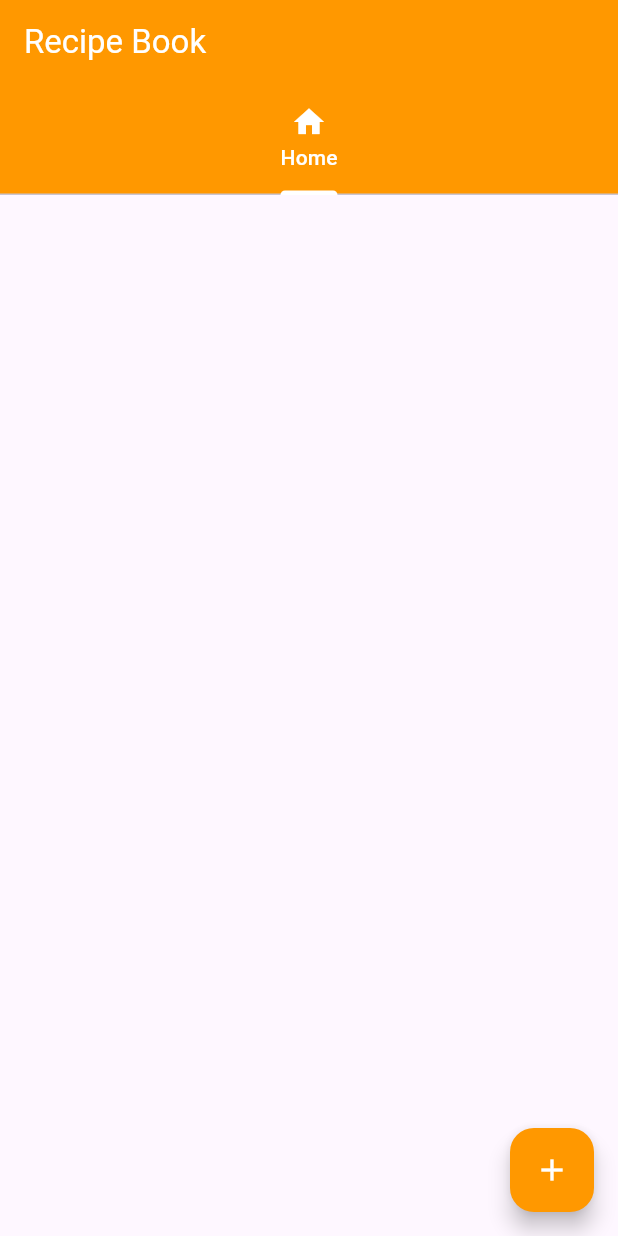
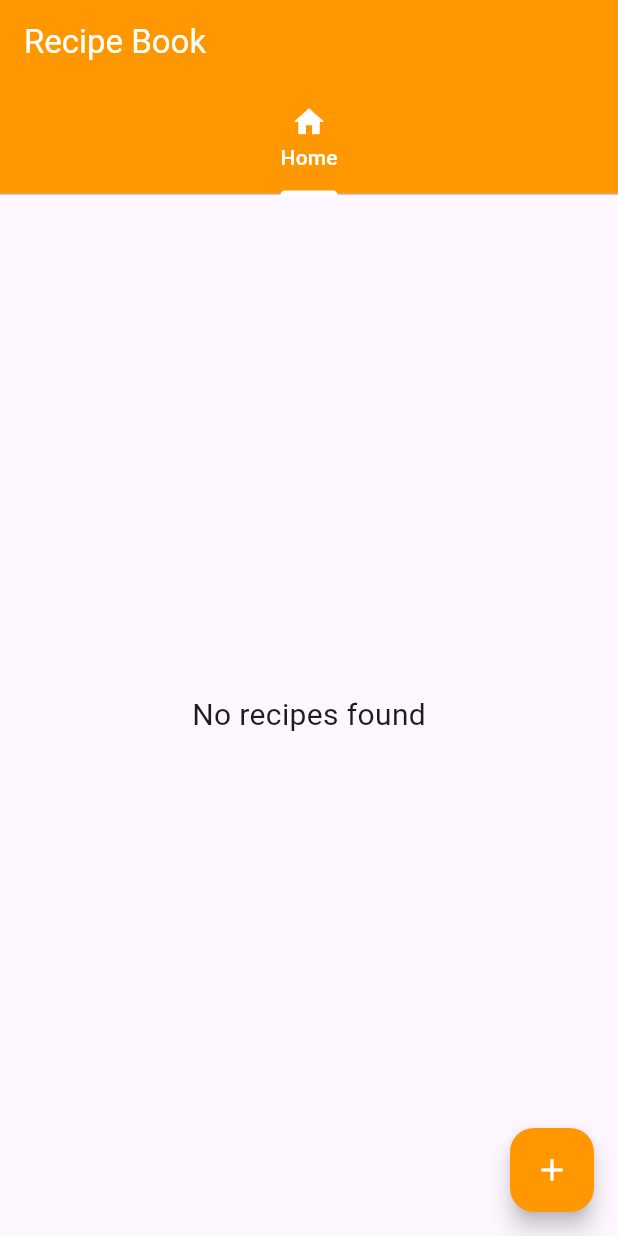
Before and after one commit to solcra/flutter, a Flutter app: the screen it shows after launch, on a phone screen of 412 x 824 dp. Run offline on Flutter 3.47's test engine with Material 3 defaults, Android fonts, the phone set to English and light mode, and no system bars; network calls fail; Roboto replaces fonts that are missing (Quicksand).

Commit message:
Providers

```diff
--- a/lib/main.dart
+++ b/lib/main.dart
@@ -1,5 +1,7 @@
 import 'package:flutter/material.dart';
+import 'package:platzi/providers/ricipes_provider.dart';
 import 'package:platzi/screens/home_screen.dart';
+import 'package:provider/provider.dart';
 
 void main() {
   runApp(const MyApp());
@@ -11,10 +13,15 @@ class MyApp extends StatelessWidget {
   // This widget is the root of your application.
   @override
   Widget build(BuildContext context) {
-    return MaterialApp(
-      debugShowCheckedModeBanner: false,
-      title: 'Recipe Book',
-      home: RecipeBook());
+    return MultiProvider(
+      providers: [
+        ChangeNotifierProvider(create: (_) => RecipesProvider()),
+      ],
+      child: MaterialApp(
+        debugShowCheckedModeBanner: false,
+        title: 'Recipe Book',
+        home: RecipeBook()),
+    );
   }
 }
 
--- /dev/null
+++ b/lib/models/ricipe_model.dart
@@ -0,0 +1,36 @@
+class Recipe{
+  String name;
+  String author;
+  String image_link;
+  List<String> recipe;
+
+  Recipe({
+    required this.name,
+    required this.author,
+    required this.image_link,
+    required this.recipe,
+  });
+
+  factory Recipe.fromJson(Map<String, dynamic> json) {
+    return Recipe(
+      name: json['name'],
+      author: json['author'],
+      image_link: json['image_link'],
+      recipe: List<String>.from(json['recipe']),
+    );
+  }
+
+  Map<String, dynamic> toJson() {
+    return {
+      'name': name,
+      'author': author,
+      'image_link': image_link,
+      'recipe': recipe,
+    };
+  }
+
+  @override
+  String toString() {
+    return 'Recipe{name: $name, author: $author, image_link: $image_link, recipe: $recipe}';
+  }
+}
--- /dev/null
+++ b/lib/providers/ricipes_provider.dart
@@ -0,0 +1,33 @@
+import 'dart:convert';
+
+import 'package:flutter/material.dart';
+import 'package:platzi/models/ricipe_model.dart';
+import 'package:http/http.dart' as http;
+
+class RecipesProvider extends ChangeNotifier {
+  bool isLoading = false;
+  List<Recipe> recipes = [];
+  Future<void> fetchRecipes() async {
+    isLoading = true;
+    notifyListeners();
+
+    // Android 10.0.2.2
+    final url = Uri.parse('http://10.0.2.2:3001/recipes');
+    try {
+      final response = await http.get(url);
+      if (response.statusCode == 200) {
+        final data = json.decode(response.body);
+        recipes = List<Recipe>.from(data['recipes'].map((item) => Recipe.fromJson(item)));
+      } else{
+        print('Error fetching recipes: ${response.statusCode}');
+        recipes = [];
+      }
+    } catch (e) {
+      print('Error fetching recipes: $e');
+      recipes = [];
+    } finally {
+      isLoading = false;
+      notifyListeners();
+    }
+  }
+}
--- a/lib/screens/home_screen.dart
+++ b/lib/screens/home_screen.dart
@@ -1,38 +1,40 @@
 import 'dart:convert';
 
 import 'package:flutter/material.dart';
+import 'package:platzi/providers/ricipes_provider.dart';
 import 'package:platzi/screens/recipe_detail.dart';
-import 'package:http/http.dart' as http;
+import 'package:provider/provider.dart';
+
 
 class HomeScreen extends StatelessWidget {
   const HomeScreen({super.key});
 
-  Future<List<dynamic>> fetchRecipes() async {
-    // Android 10.0.2.2
-    final url = Uri.parse('http://10.0.2.2:3001/recipes');
-    final response = await http.get(url);
-    final data = json.decode(response.body);
-    if (response.statusCode == 200) {
-      return data['recipes'];
-    } else {
-      throw Exception('Failed to load recipes');
-    }
-  }
-
   @override
   Widget build(BuildContext context) {
-    fetchRecipes();
+    final recipesProvider = Provider.of<RecipesProvider>(context, listen: false);
+    recipesProvider.fetchRecipes();
+
     return Scaffold(
-      body:FutureBuilder<List<dynamic>>(
-        future: fetchRecipes(),
-        builder: (context, snapshot){
-          final recipes = snapshot.data ?? [];
-          return ListView.builder(
-            itemCount: recipes.length,
-            itemBuilder: (context, index) {
-              return _RecioesCard(context, recipes[index]);
-            },
-          );
+      body:Consumer<RecipesProvider>(
+        builder: (context, provider, child){
+          if(provider.isLoading){
+            return Center(child: CircularProgressIndicator());
+          }
+          else if (provider.recipes.isEmpty) {
+            return Center(
+              child: Text(
+                'No recipes found',
+                style: TextStyle(fontSize: 20, fontFamily: 'Quicksand'),
+              ),
+            );
+          } else {
+            return ListView.builder(
+              itemCount: provider.recipes.length,
+              itemBuilder: (context, index) {
+                return _RecioesCard(context, provider.recipes[index]);
+              },
+            );
+          }
         }
       ),
       floatingActionButton: FloatingActionButton(
@@ -90,7 +92,8 @@ class HomeScreen extends StatelessWidget {
                     //   fit: BoxFit.cover,
                     // )
                     child: Image.network(
-                      recipe['image_link'],
+                      // recipe['image_link'],
+                      recipe.image_link,
                       fit: BoxFit.cover,
                     ),
                   )                ,
@@ -101,7 +104,8 @@ class HomeScreen extends StatelessWidget {
                   crossAxisAlignment: CrossAxisAlignment.start,
                   children: <Widget>[
                     Text(
-                      recipe['name'],
+                      // recipe['name'],
+                      recipe.name,
                       style: TextStyle(
                         fontSize: 17,
                         fontWeight: FontWeight.bold,
@@ -109,7 +113,7 @@ class HomeScreen extends StatelessWidget {
                     SizedBox(height: 5,),
                     Container(height: 2, width: 75, color: Colors.orange),
                     SizedBox(height: 5,),
-                    Text(recipe['author'], style: TextStyle(
+                    Text(recipe.author, style: TextStyle(
                       fontFamily: 'QuickSand'
                     )),
                   ]
--- a/pubspec.yaml
+++ b/pubspec.yaml
@@ -31,6 +31,7 @@ dependencies:
   flutter:
     sdk: flutter
   http: ^1.2.1
+  provider: ^6.0.5
 
   # The following adds the Cupertino Icons font to your application.
   # Use with the CupertinoIcons class for iOS style icons.
```
Also changed, not shown: pubspec.lock.
